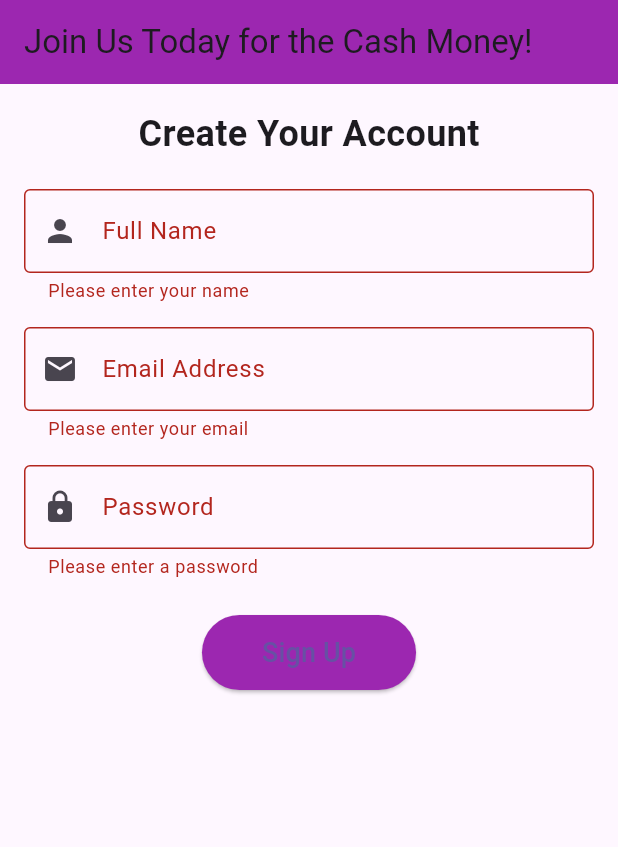
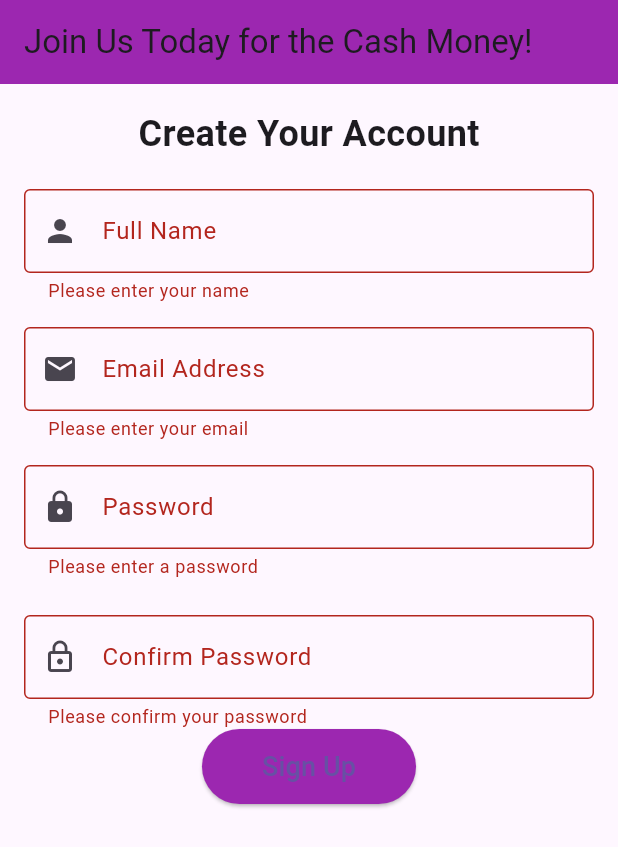
Before and after one commit to wildheart156/signup_app, a Flutter app: the screen it shows after launch, after a tap on "Sign Up", on a phone screen of 412 x 824 dp. Shown: the top 847 px of the screen. Run offline on Flutter 3.47's test engine with Material 3 defaults, Android fonts, the phone set to English and light mode, and no system bars.

Commit message:
Added welcome screen (still need to add the sign up button logic), added the confirm password

```diff
--- a/lib/main.dart
+++ b/lib/main.dart
@@ -24,7 +24,27 @@ class SignupPage extends StatefulWidget {
   @override
   State<SignupPage> createState() => _SignupPageState();
 }
+// Adding a Welcome screen
+class WelcomeScreen extends StatelessWidget {
+  final String name;
 
+  const WelcomeScreen({super.key, required this.name});
+
+  @override
+  Widget build(BuildContext context) {
+    return Scaffold(
+      appBar: AppBar(
+        title: const Text('Welcome'),
+        backgroundColor: Colors.purple,
+      ),
+      body: Center(child: Text(
+        'Welcome, $name!',
+        style: const TextStyle(fontSize: 28, fontWeight: FontWeight.bold)
+       ),
+      ),
+    );
+  }
+}
 class _SignupPageState extends State<SignupPage> {
   // 🔑 The Global Key - acts like a remote control for the form
   final _formKey = GlobalKey<FormState>();
@@ -33,6 +53,7 @@ class _SignupPageState extends State<SignupPage> {
   final TextEditingController _nameController = TextEditingController();
   final TextEditingController _emailController = TextEditingController();
   final TextEditingController _passwordController = TextEditingController();
+  final TextEditingController _confirmPasswordController = TextEditingController();
 
   @override
   Widget build(BuildContext context) {
@@ -113,6 +134,26 @@ class _SignupPageState extends State<SignupPage> {
               ),
               const SizedBox(height: 24),
 
+              //Confirm Password Field
+              TextFormField(
+                controller: _confirmPasswordController,
+                obscureText: true,
+                decoration: const InputDecoration(
+                  labelText: 'Confirm Password',
+                  prefixIcon: Icon(Icons.lock_outline),
+                  border: OutlineInputBorder(),
+                ),
+                validator: (value) {
+                  if (value == null || value.isEmpty) {
+                    return 'Please confirm your password';
+                  }
+                  if (value != _passwordController.text) {
+                    return 'Passwords do not match';
+                  }
+                  return null;
+                },
+              ),
+
               // 🚀 Sign Up Button
               ElevatedButton(
                 onPressed: () {
```
